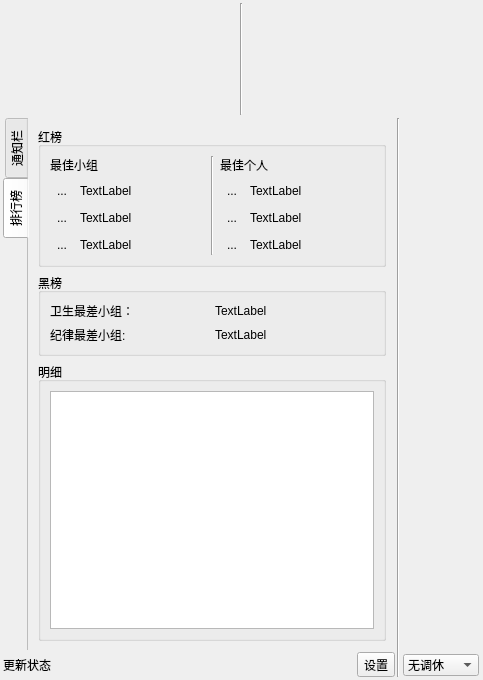
Qt form ui/mainwindow.ui (Return-Log/Education-Clock) before a commit.
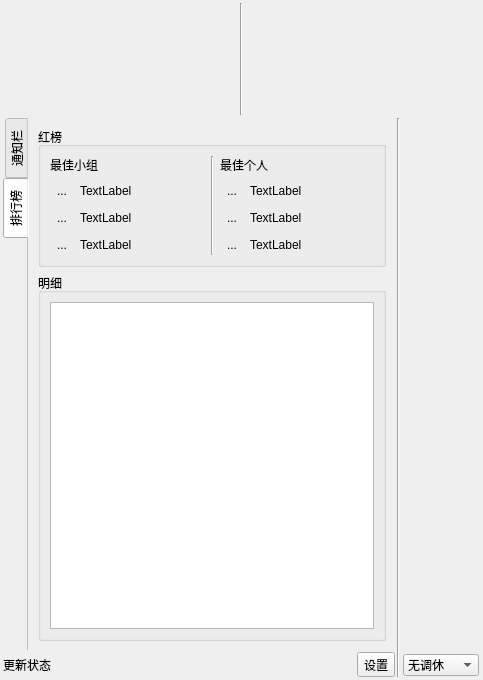
The same form after that commit. The open tabs and pages were chosen to show the change. Icons and pictures are not drawn.

Commit message: v3.14 文档完善

Diff of the .ui file:
```diff
--- a/ui/mainwindow.ui
+++ b/ui/mainwindow.ui
@@ -200,43 +200,6 @@
             <string>排行榜</string>
            </attribute>
            <layout class="QGridLayout" name="gridLayout_3">
-            <item row="1" column="0">
-             <widget class="QGroupBox" name="groupBox_2">
-              <property name="title">
-               <string>黑榜</string>
-              </property>
-              <layout class="QGridLayout" name="gridLayout_5">
-               <item row="1" column="0">
-                <widget class="QLabel" name="label_14">
-                 <property name="text">
-                  <string>纪律最差小组:</string>
-                 </property>
-                </widget>
-               </item>
-               <item row="0" column="0">
-                <widget class="QLabel" name="label_6">
-                 <property name="text">
-                  <string>卫生最差小组：</string>
-                 </property>
-                </widget>
-               </item>
-               <item row="0" column="1">
-                <widget class="QLabel" name="label_15">
-                 <property name="text">
-                  <string>TextLabel</string>
-                 </property>
-                </widget>
-               </item>
-               <item row="1" column="1">
-                <widget class="QLabel" name="label_16">
-                 <property name="text">
-                  <string>TextLabel</string>
-                 </property>
-                </widget>
-               </item>
-              </layout>
-             </widget>
-            </item>
             <item row="0" column="0">
              <widget class="QGroupBox" name="groupBox">
               <property name="title">
@@ -399,7 +362,7 @@
               </layout>
              </widget>
             </item>
-            <item row="2" column="0">
+            <item row="1" column="0">
              <widget class="QGroupBox" name="groupBox_3">
               <property name="title">
                <string>明细</string>
```
The commit also changes 1 other file.
